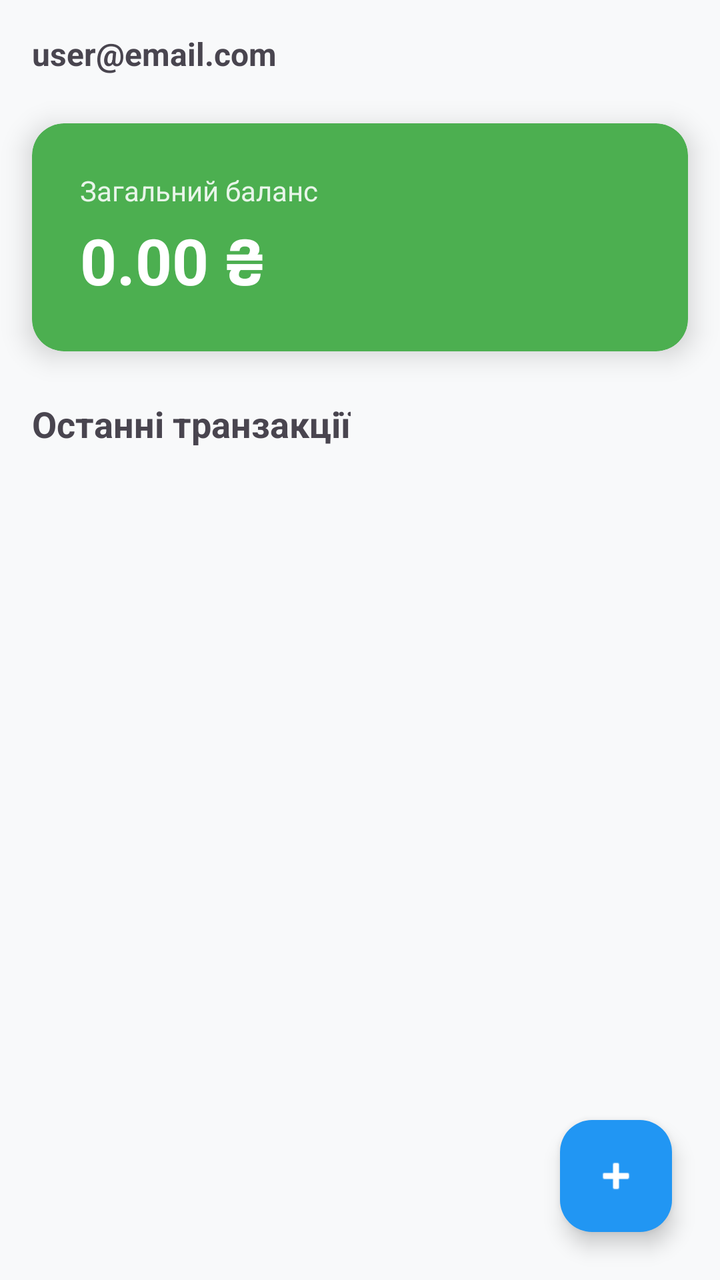
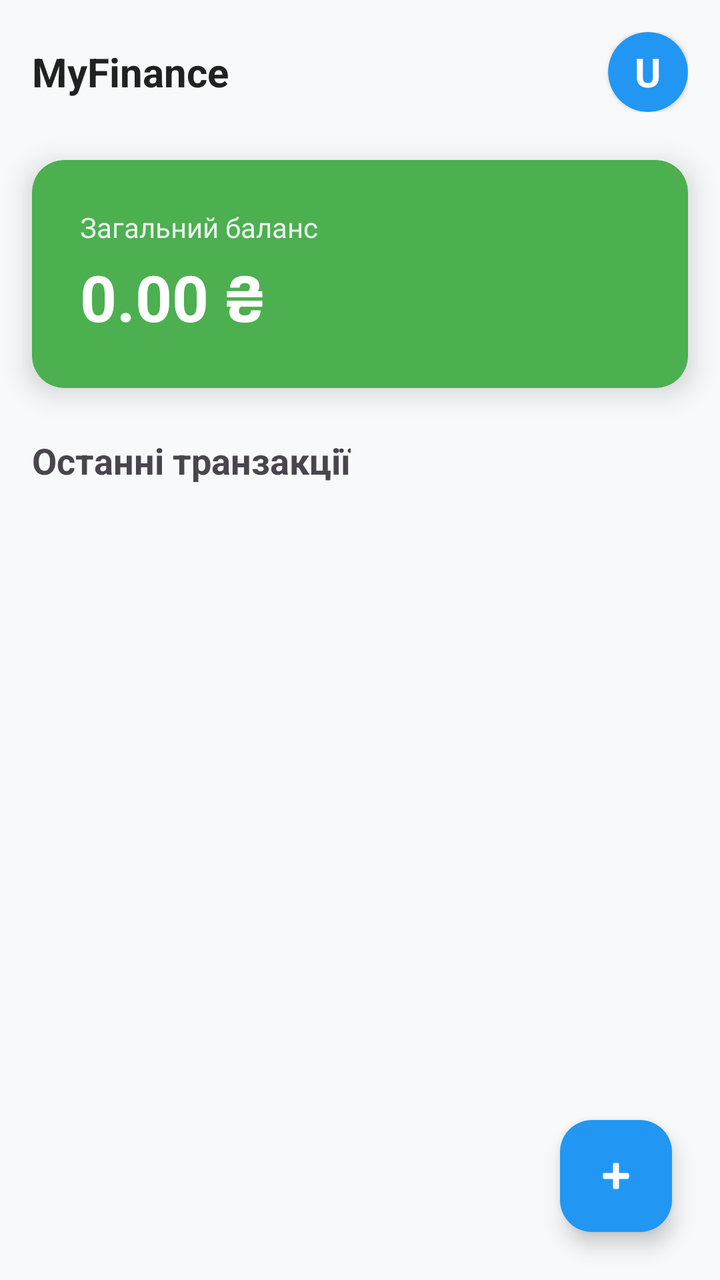

Screens rendered from an Android XML layout before and after an edit, with the pre-edit source and the edit as a unified diff.
<!-- AndroidManifest.xml: application theme Theme.MyFinance -->
<!-- res/layout/activity_main.xml -->
<?xml version="1.0" encoding="utf-8"?>
<androidx.constraintlayout.widget.ConstraintLayout xmlns:android="http://schemas.android.com/apk/res/android"
    xmlns:app="http://schemas.android.com/apk/res-auto"
    xmlns:tools="http://schemas.android.com/tools"
    android:id="@+id/main"
    android:layout_width="match_parent"
    android:layout_height="match_parent"
    android:background="#F8F9FA"
    tools:context=".MainActivity">

    
    <FrameLayout
        android:id="@+id/headerContainer"
        android:layout_width="match_parent"
        android:layout_height="wrap_content"
        app:layout_constraintTop_toTopOf="parent">

        
        <LinearLayout
            android:id="@+id/topPanel"
            android:layout_width="match_parent"
            android:layout_height="wrap_content"
            android:orientation="horizontal"
            android:padding="16dp">

            <TextView
                android:id="@+id/tvUserEmail"
                android:layout_width="0dp"
                android:layout_height="wrap_content"
                android:layout_weight="1"
                android:text="user@email.com"
                android:textSize="16sp"
                android:textStyle="bold" />

        </LinearLayout>

        
        <LinearLayout
            android:id="@+id/selectionPanel"
            android:layout_width="match_parent"
            android:layout_height="wrap_content"
            android:orientation="horizontal"
            android:padding="16dp"
            android:background="#E3F2FD"
            android:visibility="gone"
            android:gravity="center_vertical">

            <ImageView
                android:id="@+id/btnCloseSelection"
                android:layout_width="24dp"
                android:layout_height="24dp"
                android:src="@android:drawable/ic_menu_close_clear_cancel"
                app:tint="#000000" />

            <TextView
                android:id="@+id/tvSelectedCount"
                android:layout_width="0dp"
                android:layout_height="wrap_content"
                android:layout_weight="1"
                android:layout_marginStart="16dp"
                android:text="Вибрано: 1"
                android:textSize="18sp"
                android:textStyle="bold" />

            <ImageView
                android:id="@+id/btnSelectAll"
                android:layout_width="24dp"
                android:layout_height="24dp"
                android:layout_marginEnd="16dp"
                android:src="@android:drawable/ic_menu_agenda"
                app:tint="#2196F3" />

            <ImageView
                android:id="@+id/btnDeleteSelected"
                android:layout_width="24dp"
                android:layout_height="24dp"
                android:src="@android:drawable/ic_menu_delete"
                app:tint="#F44336" />
        </LinearLayout>
    </FrameLayout>

    
    <androidx.cardview.widget.CardView
        android:id="@+id/cardBalance"
        android:layout_width="match_parent"
        android:layout_height="wrap_content"
        android:layout_marginHorizontal="16dp"
        android:layout_marginTop="8dp"
        app:cardBackgroundColor="#4CAF50"
        app:cardCornerRadius="16dp"
        app:cardElevation="8dp"
        app:layout_constraintTop_toBottomOf="@id/headerContainer">

        <LinearLayout
            android:layout_width="match_parent"
            android:layout_height="wrap_content"
            android:orientation="vertical"
            android:padding="24dp">

            <TextView
                android:layout_width="wrap_content"
                android:layout_height="wrap_content"
                android:text="Загальний баланс"
                android:textColor="#E8F5E9"
                android:textSize="14sp" />

            <TextView
                android:id="@+id/tvTotalBalance"
                android:layout_width="wrap_content"
                android:layout_height="wrap_content"
                android:layout_marginTop="4dp"
                android:text="0.00 ₴"
                android:textColor="#FFFFFF"
                android:textSize="32sp"
                android:textStyle="bold" />

        </LinearLayout>
    </androidx.cardview.widget.CardView>

    <TextView
        android:id="@+id/tvHistoryLabel"
        android:layout_width="wrap_content"
        android:layout_height="wrap_content"
        android:layout_marginStart="16dp"
        android:layout_marginTop="24dp"
        android:text="Останні транзакції"
        android:textSize="18sp"
        android:textStyle="bold"
        app:layout_constraintStart_toStartOf="parent"
        app:layout_constraintTop_toBottomOf="@id/cardBalance" />

    
    <androidx.recyclerview.widget.RecyclerView
        android:id="@+id/rvTransactions"
        android:layout_width="match_parent"
        android:layout_height="0dp"
        android:layout_marginTop="8dp"
        android:clipToPadding="false"
        android:paddingBottom="80dp"
        app:layout_constraintBottom_toBottomOf="parent"
        app:layout_constraintTop_toBottomOf="@id/tvHistoryLabel" />

    
    <com.google.android.material.floatingactionbutton.FloatingActionButton
        android:id="@+id/fabAddTransaction"
        android:layout_width="wrap_content"
        android:layout_height="wrap_content"
        android:layout_margin="24dp"
        android:src="@android:drawable/ic_input_add"
        app:backgroundTint="#2196F3"
        app:tint="#FFFFFF"
        android:contentDescription="Додати транзакцію"
        app:layout_constraintBottom_toBottomOf="parent"
        app:layout_constraintEnd_toEndOf="parent" />

</androidx.constraintlayout.widget.ConstraintLayout>
<!-- resources referenced by this layout -->
<resources>
  <style name="Theme.MyFinance" parent="Base.Theme.MyFinance" />
  <style name="Base.Theme.MyFinance" parent="Theme.Material3.DayNight.NoActionBar">
          
          
      </style>
</resources>

<!-- the commit's change to res/layout/activity_main.xml (unified diff, before → after) -->
@@ -21,16 +21,40 @@
             android:layout_width="match_parent"
             android:layout_height="wrap_content"
             android:orientation="horizontal"
-            android:padding="16dp">
+            android:padding="16dp"
+            android:gravity="center_vertical">
 
             <TextView
-                android:id="@+id/tvUserEmail"
                 android:layout_width="0dp"
                 android:layout_height="wrap_content"
                 android:layout_weight="1"
-                android:text="user@email.com"
-                android:textSize="16sp"
-                android:textStyle="bold" />
+                android:text="MyFinance"
+                android:textSize="20sp"
+                android:textStyle="bold"
+                android:textColor="#212121" />
+
+            
+            <androidx.cardview.widget.CardView
+                android:id="@+id/cvProfile"
+                android:layout_width="40dp"
+                android:layout_height="40dp"
+                android:clickable="true"
+                android:focusable="true"
+                android:foreground="?android:attr/selectableItemBackground"
+                app:cardCornerRadius="20dp"
+                app:cardBackgroundColor="#2196F3"
+                app:cardElevation="2dp">
+
+                <TextView
+                    android:id="@+id/tvProfileLetter"
+                    android:layout_width="match_parent"
+                    android:layout_height="match_parent"
+                    android:gravity="center"
+                    android:text="U"
+                    android:textColor="#FFFFFF"
+                    android:textSize="20sp"
+                    android:textStyle="bold" />
+            </androidx.cardview.widget.CardView>
 
         </LinearLayout>
 
